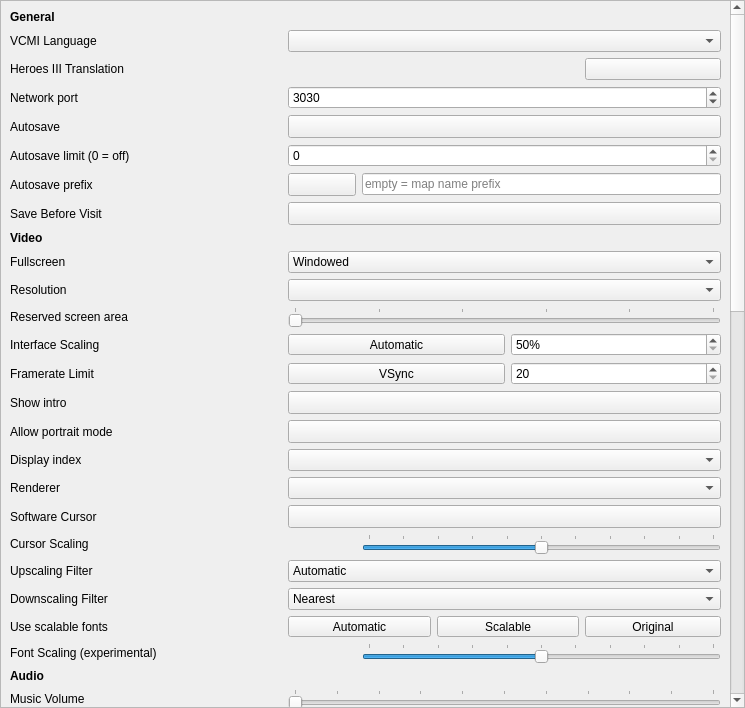
Before: the Qt Designer form launcher/settingsView/csettingsview_moc.ui in GeorgeK1ng/vcmi, drawn with Qt 5.
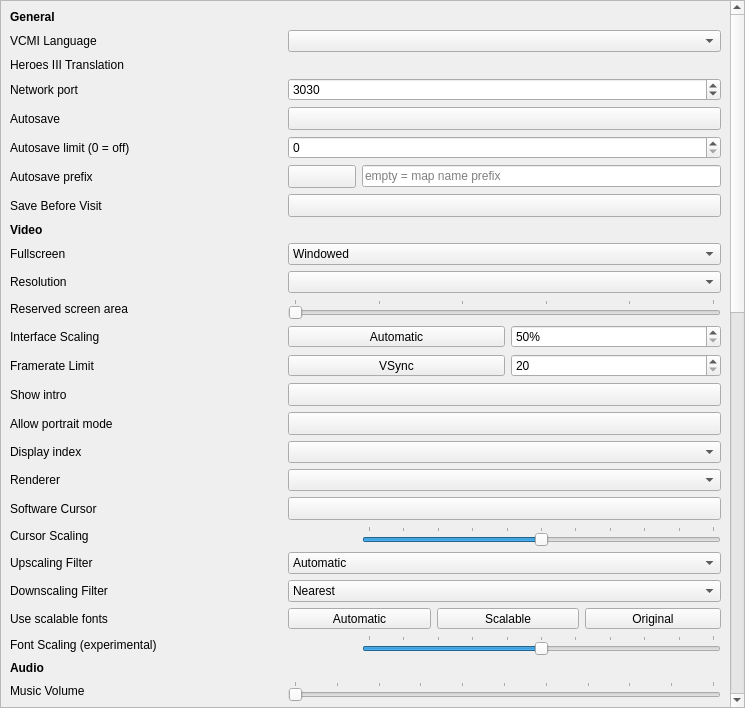
After: the same form once the commit is applied.

Commit message: Improve language installation flow and translation UI, adjust translation activation visibility

Patch:
```diff
--- a/launcher/settingsView/csettingsview_moc.ui
+++ b/launcher/settingsView/csettingsview_moc.ui
@@ -809,7 +809,7 @@
        <item row="25" column="1">
         <widget class="QLabel" name="labelScalingCursorValue"/>
        </item>
-       <item row="4" column="1" colspan="4">
+       <item row="4" column="1" colspan="5">
         <widget class="QLabel" name="labelTranslationStatus">
          <property name="text">
           <string/>
@@ -1517,13 +1517,6 @@
          </property>
         </widget>
        </item>
-       <item row="4" column="5">
-        <widget class="QPushButton" name="pushButtonTranslation">
-         <property name="text">
-          <string/>
-         </property>
-        </widget>
-       </item>
        <item row="54" column="1" colspan="5">
         <widget class="QComboBox" name="comboBoxFriendlyAI">
          <property name="editable">
```
The commit also changes 3 other files.
